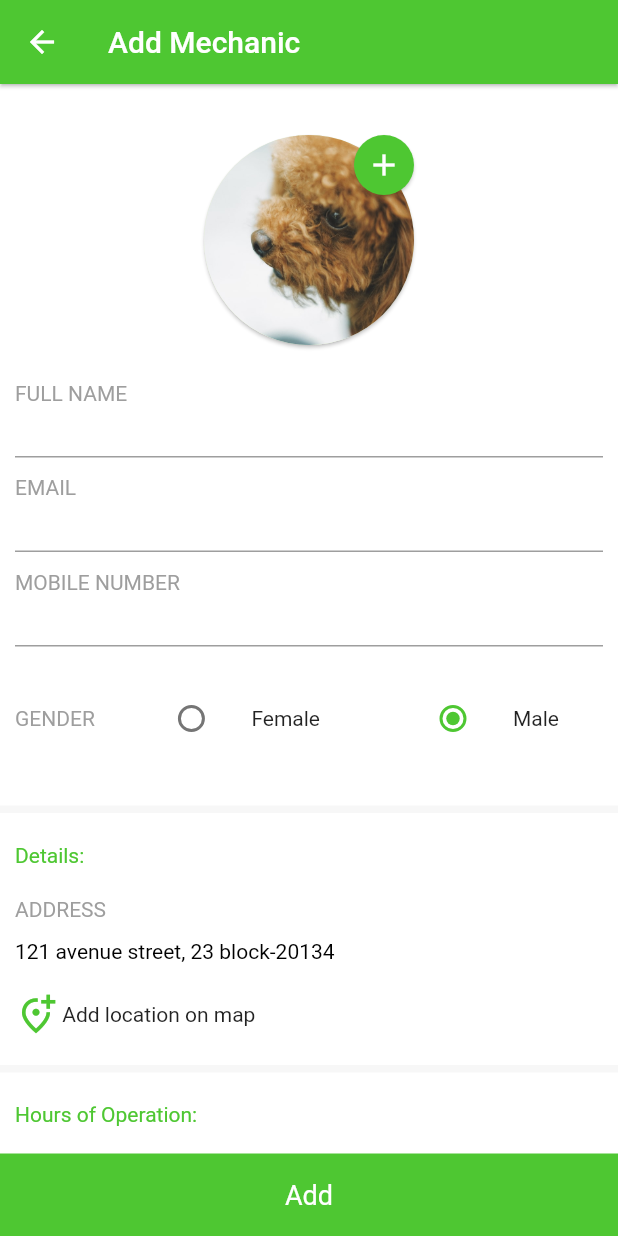
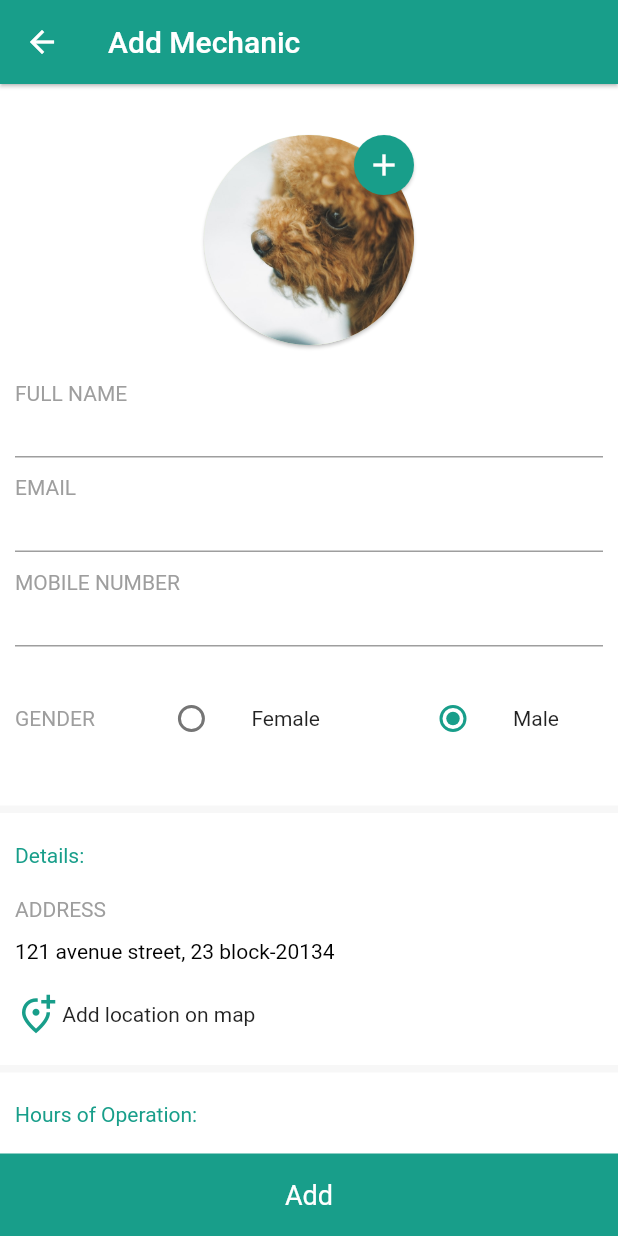
Before and after one commit to iZeroKim/Uado, a Flutter app: the AddMechanic screen opened directly, on a phone screen of 412 x 824 dp. Run offline on Flutter 3.47's test engine with Material 2 defaults, Android fonts, the phone set to English and light mode, and no system bars; our stand-ins replace flutter_dash, flutter_datetime_picker, getwidget, image_picker.

Commit message:
Initial color scheme change

```diff
--- a/lib/auth/email_login_page.dart
+++ b/lib/auth/email_login_page.dart
@@ -47,7 +47,7 @@ class _EmailLoginPageState extends State<EmailLoginPage> {
                   Text(
                     "Welcome to Uado",
                     style: TextStyle(
-                        fontSize: 18, color: Color.fromRGBO(78, 199, 50, 1)),
+                        fontSize: 18, color: Color.fromRGBO(24,158,138,1)),
                   ),
 
                   const SizedBox(
@@ -97,7 +97,7 @@ class _EmailLoginPageState extends State<EmailLoginPage> {
                   ),
                   //Email login button
                   Card(
-                    color: Color.fromRGBO(78, 199, 50, 1),
+                    color: Color.fromRGBO(24,158,138,1),
                     shape: StadiumBorder(),
                     child: InkWell(
                       onTap: () {
@@ -134,7 +134,7 @@ class _EmailLoginPageState extends State<EmailLoginPage> {
                           " Sign Up",
                           style: TextStyle(
                               fontSize: 18,
-                              color: Color.fromRGBO(78, 199, 50, 1)),
+                              color: Color.fromRGBO(24,158,138,1)),
                         ),
                         onPressed: () {
                           Navigator.of(context).push(MaterialPageRoute(
--- a/lib/auth/login_initial_page.dart
+++ b/lib/auth/login_initial_page.dart
@@ -40,7 +40,7 @@ class _InitialLoginPageState extends State<InitialLoginPage> {
               Text(
                 "Welcome to Uado",
                 style: TextStyle(
-                    fontSize: 16, color: Color.fromRGBO(78, 199, 50, 1)),
+                    fontSize: 16, color: Color.fromRGBO(24,158,138,1)),
               ),
 
               const SizedBox(
@@ -137,7 +137,7 @@ class _InitialLoginPageState extends State<InitialLoginPage> {
               ),
               //Email login button
               Card(
-                color: Color.fromRGBO(78, 199, 50, 1),
+                color: Color.fromRGBO(24,158,138,1),
                 shape: StadiumBorder(),
                 elevation: 10.0,
                 child: InkWell(
@@ -189,7 +189,7 @@ class _InitialLoginPageState extends State<InitialLoginPage> {
                     child: Text(
                       " Sign Up",
                       style: TextStyle(
-                          fontSize: 18, color: Color.fromRGBO(78, 199, 50, 1)),
+                          fontSize: 18, color: Color.fromRGBO(24,158,138,1)),
                     ),
                     onPressed: () {
                       Navigator.of(context).push(MaterialPageRoute(
--- a/lib/auth/register_page.dart
+++ b/lib/auth/register_page.dart
@@ -169,7 +169,7 @@ class _RegisterPageState extends State<RegisterPage> {
                   ),
                   //Email login button
                   Card(
-                    color: const Color.fromRGBO(78, 199, 50, 1),
+                    color: const Color.fromRGBO(24,158,138,1),
                     shape: const StadiumBorder(),
                     child: InkWell(
                       onTap: () {
@@ -206,7 +206,7 @@ class _RegisterPageState extends State<RegisterPage> {
                           " Login",
                           style: TextStyle(
                               fontSize: 18,
-                              color: Color.fromRGBO(78, 199, 50, 1)),
+                              color: Color.fromRGBO(24,158,138,1)),
                         ),
                         onPressed: () {
                           Navigator.of(context).push(MaterialPageRoute(
--- a/lib/screens/garage/garage_mechanics.dart
+++ b/lib/screens/garage/garage_mechanics.dart
@@ -15,7 +15,7 @@ class _GarageMechanicsState extends State<GarageMechanics> {
       resizeToAvoidBottomInset: false,
       extendBodyBehindAppBar: true,
       appBar: AppBar(
-        backgroundColor: const Color.fromRGBO(78, 199, 50, 1),
+        backgroundColor: const Color.fromRGBO(24,158,138,1),
         elevation: 1.0,
         title: const Text("Mechanics"),
       ),
--- a/lib/screens/mechanic/add_mechanic.dart
+++ b/lib/screens/mechanic/add_mechanic.dart
@@ -25,7 +25,7 @@ class _AddMechanicState extends State<AddMechanic> {
       backgroundColor: Colors.white,
       resizeToAvoidBottomInset: true,
       appBar: AppBar(
-        backgroundColor: const Color.fromRGBO(78, 199, 50, 1),
+        backgroundColor: const Color.fromRGBO(24,158,138,1),
         elevation: 1.0,
         title: const Text("Add Mechanic"),
       ),
@@ -86,7 +86,7 @@ class _AddMechanicState extends State<AddMechanic> {
                                     print("Add tapped: END");
                                   },
                                   child: Card(
-                                    color: const Color.fromRGBO(78, 199, 50, 1),
+                                    color: const Color.fromRGBO(24,158,138,1),
                                     shape: const StadiumBorder(),
                                     child: Container(
                                       width: 40.0,
@@ -199,7 +199,7 @@ class _AddMechanicState extends State<AddMechanic> {
                                     style: TextStyle(fontSize: 14)),
                                 leading: Radio(
                                   activeColor:
-                                      const Color.fromRGBO(78, 199, 50, 1),
+                                      const Color.fromRGBO(24,158,138,1),
                                   value: "Female",
                                   groupValue: _gender,
                                   onChanged: (String? value) {
@@ -218,7 +218,7 @@ class _AddMechanicState extends State<AddMechanic> {
                                     style: TextStyle(fontSize: 14)),
                                 leading: Radio(
                                   activeColor:
-                                      const Color.fromRGBO(78, 199, 50, 1),
+                                      const Color.fromRGBO(24,158,138,1),
                                   value: "Male",
                                   groupValue: _gender,
                                   onChanged: (String? value) {
@@ -262,7 +262,7 @@ class _AddMechanicState extends State<AddMechanic> {
                         const Text(
                           "Details:",
                           style: TextStyle(
-                            color: Color.fromRGBO(78, 199, 50, 1),
+                            color: Color.fromRGBO(24,158,138,1),
                           ),
                           textAlign: TextAlign.left,
                         ),
@@ -296,7 +296,7 @@ class _AddMechanicState extends State<AddMechanic> {
                             children: const [
                               Icon(Icons.add_location_alt_outlined,
                                   size: 28,
-                                  color: Color.fromRGBO(78, 199, 50, 1)),
+                                  color: Color.fromRGBO(24,158,138,1)),
                               Text(" Add location on map"),
                             ],
                           ),
@@ -334,7 +334,7 @@ class _AddMechanicState extends State<AddMechanic> {
                         const Text(
                           "Hours of Operation:",
                           style: TextStyle(
-                            color: Color.fromRGBO(78, 199, 50, 1),
+                            color: Color.fromRGBO(24,158,138,1),
                           ),
                           textAlign: TextAlign.left,
                         ),
@@ -501,7 +501,7 @@ class _AddMechanicState extends State<AddMechanic> {
                         const Text(
                           "Add Tags:",
                           style: TextStyle(
-                            color: Color.fromRGBO(78, 199, 50, 1),
+                            color: Color.fromRGBO(24,158,138,1),
                           ),
                           textAlign: TextAlign.left,
                         ),
@@ -578,17 +578,17 @@ class _AddMechanicState extends State<AddMechanic> {
                             backgroundColor: Colors.white,
                             shape: StadiumBorder(
                               side: BorderSide(
-                                color: Color.fromRGBO(78, 199, 50, 1),
+                                color: Color.fromRGBO(24,158,138,1),
                               ),
                             ),
                             avatar: Icon(
                               Icons.add,
-                              color: Color.fromRGBO(78, 199, 50, 1),
+                              color: Color.fromRGBO(24,158,138,1),
                             ),
                             label: Text(
                               "Add",
                               style: TextStyle(
-                                  color: Color.fromRGBO(78, 199, 50, 1)),
+                                  color: Color.fromRGBO(24,158,138,1)),
                             ),
                           ),
                         ),
@@ -625,7 +625,7 @@ class _AddMechanicState extends State<AddMechanic> {
                         const Text(
                           "Link Social Media:",
                           style: TextStyle(
-                            color: Color.fromRGBO(78, 199, 50, 1),
+                            color: Color.fromRGBO(24,158,138,1),
                           ),
                           textAlign: TextAlign.left,
                         ),
@@ -670,7 +670,7 @@ class _AddMechanicState extends State<AddMechanic> {
       ),
       bottomNavigationBar: const BottomAppBar(
         elevation: 0.0,
-        color: Color.fromRGBO(78, 199, 50, 1),
+        color: Color.fromRGBO(24,158,138,1),
         child: SizedBox(
             height: 55.0,
             width: double.infinity,
--- a/lib/screens/services/service_details.dart
+++ b/lib/screens/services/service_details.dart
@@ -13,7 +13,7 @@ class _ServiceDetailsState extends State<ServiceDetails> {
     return Scaffold(
       resizeToAvoidBottomInset: true,
       appBar: AppBar(
-        backgroundColor: const Color.fromRGBO(78, 199, 50, 1),
+        backgroundColor: const Color.fromRGBO(24,158,138,1),
         elevation: 1.0,
         title: const Text("Service Details"),
       ),
@@ -223,7 +223,7 @@ class _ServiceDetailsState extends State<ServiceDetails> {
                                 children: const [
                                   Text(
                                     "Ksh 7000",
-                                    style: TextStyle(color: Color.fromRGBO(78, 199, 50, 1), fontSize: 18),
+                                    style: TextStyle(color: Color.fromRGBO(24,158,138,1), fontSize: 18),
                                   ),
                                   SizedBox(
                                     height: 5.0,
--- a/lib/screens/services/services.dart
+++ b/lib/screens/services/services.dart
@@ -18,7 +18,7 @@ class _ServicesState extends State<Services> {
       backgroundColor: Colors.white,
       resizeToAvoidBottomInset: true,
       appBar: AppBar(
-        backgroundColor: const Color.fromRGBO(78, 199, 50, 1),
+        backgroundColor: const Color.fromRGBO(24,158,138,1),
         elevation: 1.0,
         title: const Text("Service History"),
       ),
@@ -174,13 +174,13 @@ class _ServicesState extends State<Services> {
                           children: const [
                             Icon(
                               Icons.calendar_month_outlined,
-                              color: Color.fromRGBO(78, 199, 50, 1),
+                              color: Color.fromRGBO(24,158,138,1),
                             ),
                             SizedBox(width: 10.0),
                             Text(
                               "Schedule Service Date",
                               style: TextStyle(
-                                  color: Color.fromRGBO(78, 199, 50, 1),
+                                  color: Color.fromRGBO(24,158,138,1),
                                   fontSize: 18),
                             ),
                           ],
--- a/lib/screens/trip/trip_details.dart
+++ b/lib/screens/trip/trip_details.dart
@@ -18,7 +18,7 @@ class _TripDetailsState extends State<TripDetails> {
     return Scaffold(
       resizeToAvoidBottomInset: true,
       appBar: AppBar(
-        backgroundColor: const Color.fromRGBO(78, 199, 50, 1),
+        backgroundColor: const Color.fromRGBO(24,158,138,1),
         elevation: 1.0,
         title: Column(
           crossAxisAlignment: CrossAxisAlignment.start,
@@ -57,7 +57,7 @@ class _TripDetailsState extends State<TripDetails> {
                             Padding(
                               padding: const EdgeInsets.only(top: 25.0),
                               child: Icon(Icons.location_on,
-                                  color: Color.fromRGBO(78, 199, 50, 1)),
+                                  color: Color.fromRGBO(24,158,138,1)),
                             ),
                             Dash(
                                 direction: Axis.vertical,
--- a/lib/screens/trip/trips.dart
+++ b/lib/screens/trip/trips.dart
@@ -14,7 +14,7 @@ class _TripsState extends State<Trips> {
     return Scaffold(
       resizeToAvoidBottomInset: true,
       appBar: AppBar(
-        backgroundColor: const Color.fromRGBO(78, 199, 50, 1),
+        backgroundColor: const Color.fromRGBO(24,158,138,1),
         elevation: 1.0,
         title: const Text("Trips"),
         actions: [
@@ -164,7 +164,7 @@ class _TripsState extends State<Trips> {
                                                         const Icon(
                                                           Icons.timer_outlined,
                                                           size: 32,
-                                                          color: Color.fromRGBO(78, 199, 50, 1),
+                                                          color: Color.fromRGBO(24,158,138,1),
                                                         ),
                                                         const SizedBox(
                                                             width: 5.0),
```
Also changed, not shown: lib/screens/dash_board.dart (+5 -5 lines), lib/screens/garage/add_garage.dart (+11 -11 lines), lib/screens/garage/garage_details.dart (+8 -8 lines), lib/screens/garage/garage_list.dart (+5 -5 lines), lib/screens/garage/garage_review.dart (+4 -4 lines), lib/screens/mechanic/mechanic_details.dart (+5 -5 lines), lib/screens/mechanic/mechanic_list.dart (+4 -4 lines), lib/screens/mechanic/mechanic_review.dart (+4 -4 lines), lib/screens/onboarding/at4.dart (+9 -9 lines), lib/screens/onboarding/at5.dart (+8 -8 lines), lib/screens/onboarding/at6.dart (+7 -7 lines).
